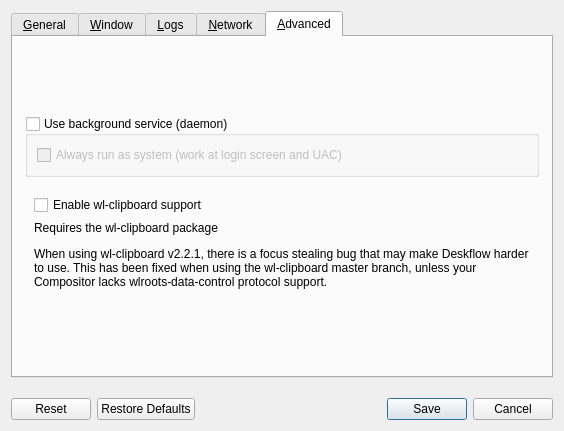
Qt form src/lib/gui/dialogs/SettingsDialog.ui (deskflow/deskflow) before a commit.
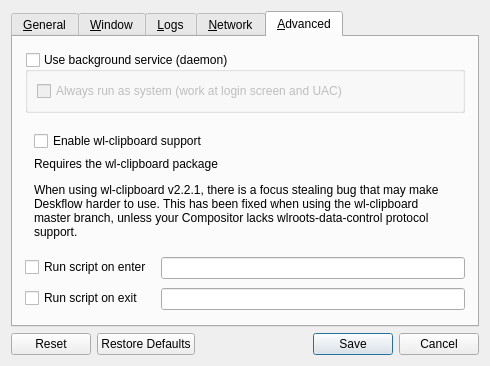
The same form after that commit. The open tabs and pages were chosen to show the change. Icons and pictures are not drawn.

Commit message: feat: allow users to run a script on entry or exit of a screen

```diff
--- a/src/lib/gui/dialogs/SettingsDialog.ui
+++ b/src/lib/gui/dialogs/SettingsDialog.ui
@@ -6,20 +6,23 @@
    <rect>
     <x>0</x>
     <y>0</y>
-    <width>564</width>
-    <height>431</height>
+    <width>490</width>
+    <height>366</height>
    </rect>
   </property>
+  <property name="sizePolicy">
+   <sizepolicy hsizetype="Maximum" vsizetype="Maximum">
+    <horstretch>0</horstretch>
+    <verstretch>0</verstretch>
+   </sizepolicy>
+  </property>
   <property name="windowTitle">
    <string>Preferences</string>
   </property>
   <property name="modal">
    <bool>true</bool>
   </property>
-  <layout class="QVBoxLayout" name="_13">
-   <property name="spacing">
-    <number>20</number>
-   </property>
+  <layout class="QVBoxLayout" name="verticalLayout_3">
    <item>
     <widget class="QTabWidget" name="tabWidget">
      <widget class="QWidget" name="tabGeneral">
@@ -32,7 +35,7 @@
       <attribute name="title">
        <string>&amp;General</string>
       </attribute>
-      <layout class="QVBoxLayout" name="verticalLayout_3">
+      <layout class="QVBoxLayout" name="verticalLayout_6">
        <property name="spacing">
         <number>9</number>
        </property>
@@ -40,13 +43,13 @@
         <number>12</number>
        </property>
        <property name="topMargin">
-        <number>20</number>
+        <number>0</number>
        </property>
        <property name="rightMargin">
         <number>12</number>
        </property>
        <property name="bottomMargin">
-        <number>20</number>
+        <number>0</number>
        </property>
        <item>
         <spacer name="verticalSpacer_6">
@@ -788,12 +791,6 @@
       </layout>
      </widget>
      <widget class="QWidget" name="tabAdvanced">
-      <property name="sizePolicy">
-       <sizepolicy hsizetype="Preferred" vsizetype="Fixed">
-        <horstretch>0</horstretch>
-        <verstretch>0</verstretch>
-       </sizepolicy>
-      </property>
       <attribute name="title">
        <string>&amp;Advanced</string>
       </attribute>
@@ -805,16 +802,16 @@
         <number>12</number>
        </property>
        <property name="topMargin">
-        <number>20</number>
+        <number>0</number>
        </property>
        <property name="rightMargin">
         <number>12</number>
        </property>
        <property name="bottomMargin">
-        <number>20</number>
+        <number>0</number>
        </property>
        <item>
-        <spacer name="verticalSpacer_9">
+        <spacer name="verticalSpacer_10">
          <property name="orientation">
           <enum>Qt::Orientation::Vertical</enum>
          </property>
@@ -831,12 +828,6 @@
          <property name="enabled">
           <bool>true</bool>
          </property>
-         <property name="sizePolicy">
-          <sizepolicy hsizetype="Preferred" vsizetype="Maximum">
-           <horstretch>0</horstretch>
-           <verstretch>0</verstretch>
-          </sizepolicy>
-         </property>
          <property name="title">
           <string>Use background service (daemon)</string>
          </property>
@@ -862,12 +853,6 @@
        </item>
        <item>
         <widget class="QWidget" name="widgetWlClipboard" native="true">
-         <property name="sizePolicy">
-          <sizepolicy hsizetype="Preferred" vsizetype="Preferred">
-           <horstretch>0</horstretch>
-           <verstretch>0</verstretch>
-          </sizepolicy>
-         </property>
          <layout class="QVBoxLayout" name="verticalLayout_5">
           <item>
            <widget class="QCheckBox" name="cbUseWlClipboard">
@@ -889,6 +874,39 @@
          </layout>
         </widget>
        </item>
+       <item>
+        <layout class="QFormLayout" name="formLayout_3">
+         <property name="rowWrapPolicy">
+          <enum>QFormLayout::RowWrapPolicy::DontWrapRows</enum>
+         </property>
+         <property name="labelAlignment">
+          <set>Qt::AlignmentFlag::AlignLeading|Qt::AlignmentFlag::AlignLeft|Qt::AlignmentFlag::AlignVCenter</set>
+         </property>
+         <property name="formAlignment">
+          <set>Qt::AlignmentFlag::AlignHCenter|Qt::AlignmentFlag::AlignTop</set>
+         </property>
+         <item row="0" column="0">
+          <widget class="QCheckBox" name="cbRunEnterCommand">
+           <property name="text">
+            <string>Run script on enter</string>
+           </property>
+          </widget>
+         </item>
+         <item row="0" column="1">
+          <widget class="QLineEdit" name="lineCommandEnter"/>
+         </item>
+         <item row="1" column="0">
+          <widget class="QCheckBox" name="cbRunExitCommand">
+           <property name="text">
+            <string>Run script on exit</string>
+           </property>
+          </widget>
+         </item>
+         <item row="1" column="1">
+          <widget class="QLineEdit" name="lineCommandExit"/>
+         </item>
+        </layout>
+       </item>
        <item>
         <spacer name="verticalSpacer">
          <property name="orientation">
```
Left out of the diff: 24 changed lines with no effect on the pictures. The commit also changes 10 other files.
